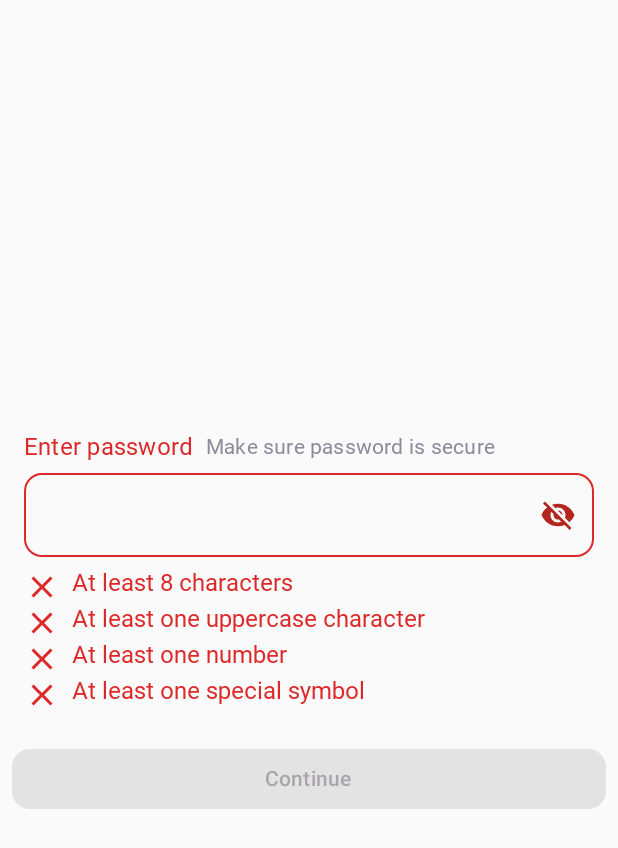
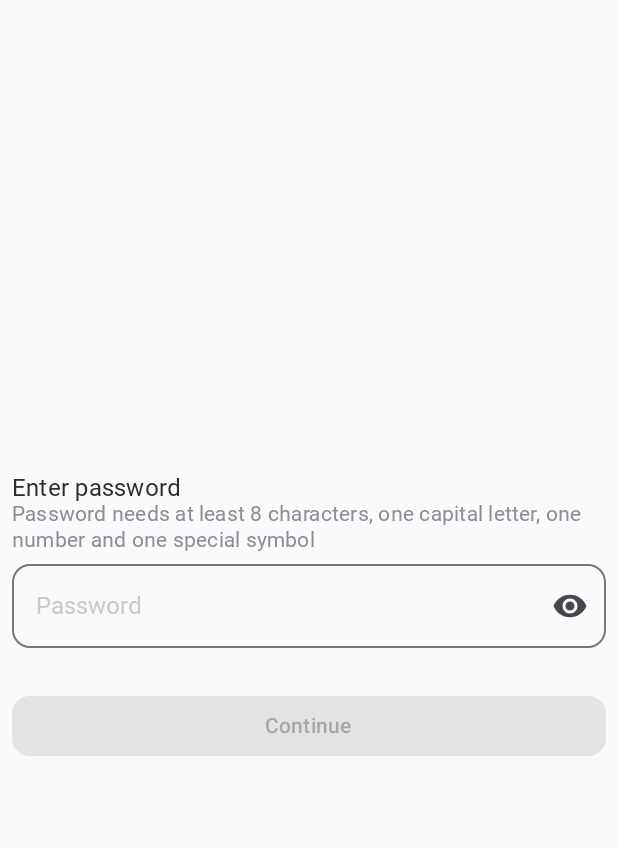
Before and after one commit to MatejKandrac/CustomTextField, an Android app built with Jetpack Compose: the screen it shows after launch (MainActivity), on a phone screen of 412 x 824 dp. Shown: the top 848 px of the screen. Run offline under Robolectric (Android 15) with nearby library versions, the phone set to English and light mode, and no system bars; Roboto replaces fonts that are not available here.

Commit message:
Added README and updated code
Signed-off-by: MatejKandrac <matkenkan@gmail.com>

```diff
--- a/app/src/main/java/com/kandrac/matej/customtextfield/Constants.kt
+++ b/app/src/main/java/com/kandrac/matej/customtextfield/Constants.kt
@@ -49,7 +49,7 @@ val TextStyleLabelMedium = TextStyle(
     fontSize = 16.sp,
     fontWeight = FontWeight(500),
     lineHeight = 22.sp,
-    letterSpacing = TextUnit(0.16f, TextUnitType.Sp)
+    letterSpacing = TextUnit(0.16f, TextUnitType.Sp),
 )
 
 val TextStyleLabelSmall = TextStyle(
@@ -68,6 +68,7 @@ val TextStyleBodyMedium = TextStyle(
     letterSpacing = TextUnit(0.01f, TextUnitType.Sp)
 )
 
+
 val TextInputRadius = 12.dp
 
 val SpacingExtraSmall = 8.dp
--- a/app/src/main/java/com/kandrac/matej/customtextfield/MainActivity.kt
+++ b/app/src/main/java/com/kandrac/matej/customtextfield/MainActivity.kt
@@ -10,7 +10,12 @@ import androidx.compose.foundation.layout.fillMaxSize
 import androidx.compose.foundation.layout.fillMaxWidth
 import androidx.compose.foundation.layout.padding
 import androidx.compose.foundation.shape.RoundedCornerShape
+import androidx.compose.material.icons.Icons
+import androidx.compose.material.icons.filled.Visibility
+import androidx.compose.material.icons.filled.VisibilityOff
 import androidx.compose.material3.Button
+import androidx.compose.material3.Icon
+import androidx.compose.material3.IconButton
 import androidx.compose.material3.Text
 import androidx.compose.runtime.Composable
 import androidx.compose.runtime.getValue
@@ -20,14 +25,12 @@ import androidx.compose.runtime.setValue
 import androidx.compose.ui.Alignment
 import androidx.compose.ui.Modifier
 import androidx.compose.ui.res.stringResource
+import androidx.compose.ui.text.input.PasswordVisualTransformation
 import androidx.compose.ui.text.input.TextFieldValue
+import androidx.compose.ui.text.input.VisualTransformation
 import androidx.compose.ui.tooling.preview.Preview
 import androidx.compose.ui.unit.dp
 import com.kandrac.matej.customtextfield.textfield.PasswordInput
-
-// TODO:
-// Check inner padding for input field
-// Implement styles for password view
 
 class MainActivity : ComponentActivity() {
     override fun onCreate(savedInstanceState: Bundle?) {
@@ -49,12 +52,42 @@ fun AppDemoContent() {
             verticalArrangement = Arrangement.spacedBy(SpacingSmall)
         ) {
             var text by remember { mutableStateOf(TextFieldValue("")) }
-            val isPasswordCorrect by remember { mutableStateOf(false) }
+            var isPasswordCorrect by remember { mutableStateOf(false) }
+            var showPassword by remember { mutableStateOf(false) }
 
             PasswordInput(
                 value = text,
                 onValueChange = { text = it },
-                onValidChanged = {}
+                onValidChanged = { isPasswordCorrect = it },
+                validator = { password ->
+                    when {
+                        password.length < 8 -> R.string.password_8_chars
+                        !password.any { it.isUpperCase() } -> R.string.password_one_uppercase
+                        !password.any { !it.isLetterOrDigit() } -> R.string.password_one_special
+                        !password.any { it.isDigit() } -> R.string.password_one_number
+                        else -> null
+                    }
+                },
+                labelText = stringResource(R.string.enter_password),
+                optionalText = stringResource(R.string.password_optional_text),
+                placeholderText = stringResource(R.string.password),
+                visualTransformation = when {
+                    showPassword -> VisualTransformation.None
+                    else -> PasswordVisualTransformation()
+                },
+                trailingIcon = {
+                    IconButton(
+                        onClick = { showPassword = !showPassword }
+                    ) {
+                        Icon(
+                            when {
+                                showPassword -> Icons.Default.VisibilityOff
+                                else -> Icons.Default.Visibility
+                            },
+                            contentDescription = "Visibility"
+                        )
+                    }
+                }
             )
             Button(
                 onClick = {},
--- a/app/src/main/java/com/kandrac/matej/customtextfield/textfield/InputView.kt
+++ b/app/src/main/java/com/kandrac/matej/customtextfield/textfield/InputView.kt
@@ -16,6 +16,7 @@ import androidx.compose.runtime.Composable
 import androidx.compose.runtime.remember
 import androidx.compose.ui.Alignment
 import androidx.compose.ui.Modifier
+import androidx.compose.ui.graphics.Color
 import androidx.compose.ui.graphics.Shape
 import androidx.compose.ui.text.TextStyle
 import androidx.compose.ui.text.input.TextFieldValue
@@ -44,29 +45,33 @@ fun InputView(
     onValueChange: (TextFieldValue) -> Unit,
     modifier: Modifier = Modifier,
 
-    // I created labelText and label. When labelText is used, default styling (based on task) is used
     labelText: String? = null,
-    // To override default styles, you can use label
-    label: @Composable (() -> Unit)? = null,
+    labelTextStyle: TextStyle = TextStyleLabelMedium,
+    labelDefaultTextColor: Color = ColorContentHigh,
 
-    // Optional texts work the same as label texts
     optionalText: String? = null,
-    optional: @Composable (() -> Unit)? = null,
+    optionalTextStyle: TextStyle = TextStyleLabelSmall,
+    optionalDefaultTextColor: Color = ColorContentMedium,
 
     // Placeholder texts work the same as the above
     placeholderText: String? = null,
-    placeholder: @Composable (() -> Unit)? = null,
+    placeholderTextStyle: TextStyle = TextStyleBodyMedium,
+    placeholderTextColor: Color = ColorContentLow,
 
     // This parameter overrides default text style (inside input)
-    textStyle: TextStyle? = null,
+    textStyle: TextStyle = TextStyleBodyMedium,
 
     // You can change the spacing between label and field and also between label and optional text
-    labelFieldSpacing: Dp? = null,
-    supportTextSpacing: Dp? = null,
+    labelFieldSpacing: Dp = SpacingExtraSmall,
+    supportTextSpacing: Dp = SpacingExtraSmall,
+
+    // Error styles
+    errorColor: Color = ColorSurfaceDanger,
 
     // All following parameters were added to ensure that every customization available for
-    // OutlinedTextField is available. Default values were copied from default implementation of OutlinedTextField.
-    shape: Shape? = null,
+    // OutlinedTextField is available. Default values were copied from default implementation of OutlinedTextField
+    // or some specific ones (shape and colors) are from the Figma.
+    shape: Shape = RoundedCornerShape(TextInputRadius),
     isError: Boolean = false,
     enabled: Boolean = true,
     readOnly: Boolean = false,
@@ -88,40 +93,35 @@ fun InputView(
     )
 ) {
     Column(
-        verticalArrangement = Arrangement.spacedBy(labelFieldSpacing ?: SpacingExtraSmall)
+        verticalArrangement = Arrangement.spacedBy(labelFieldSpacing)
     ) {
         // FlowRow ensures that when the label text is too long, the optional text is on the next line
         FlowRow(
-            horizontalArrangement = Arrangement.spacedBy(supportTextSpacing ?: SpacingExtraSmall),
+            horizontalArrangement = Arrangement.spacedBy(supportTextSpacing),
             verticalArrangement = Arrangement.Center
         ) {
-            when {
-                label != null -> label()
-                labelText != null -> Text(
+            if (labelText != null) Text(
                 labelText,
-                    style = TextStyleLabelMedium,
-                    color = if (isError) ColorSurfaceDanger else ColorContentHigh,
+                style = labelTextStyle,
+                color = if (isError) errorColor else labelDefaultTextColor,
             )
-            }
-            when {
-                optional != null -> optional()
-                optionalText != null -> Text(
+            if (optionalText != null) Text(
                 optionalText,
                 // This modifier is required in order to arrange value to center, so that baseline
                 // of label and optional text is the same
                 // Source: https://slack-chats.kotlinlang.org/t/12085939/has-anyone-been-able-to-successfully-use-flowrow-and-alignme
                 modifier = Modifier.align(Alignment.CenterVertically),
-                    style = TextStyleLabelSmall,
-                    color = ColorContentMedium
+                style = optionalTextStyle,
+                color = optionalDefaultTextColor
             )
         }
-        }
+
         OutlinedTextField(
             value,
-            textStyle = textStyle ?: TextStyleBodyMedium,
+            textStyle = textStyle,
             modifier = modifier,
             onValueChange = onValueChange,
-            shape = shape ?: RoundedCornerShape(TextInputRadius),
+            shape = shape,
             isError = isError,
             enabled = enabled,
             readOnly = readOnly,
@@ -140,11 +140,10 @@ fun InputView(
             colors = colors,
             placeholder = {
                 when {
-                    placeholder != null -> placeholder()
                     placeholderText != null -> Text(
                         placeholderText,
-                        style = TextStyleBodyMedium,
-                        color = ColorContentLow
+                        style = placeholderTextStyle,
+                        color = placeholderTextColor
                     )
                 }
             }
--- a/app/src/main/java/com/kandrac/matej/customtextfield/textfield/PasswordInput.kt
+++ b/app/src/main/java/com/kandrac/matej/customtextfield/textfield/PasswordInput.kt
@@ -1,22 +1,8 @@
 package com.kandrac.matej.customtextfield.textfield
 
-import androidx.compose.foundation.interaction.MutableInteractionSource
-import androidx.compose.foundation.layout.Arrangement
-import androidx.compose.foundation.layout.Column
-import androidx.compose.foundation.layout.Row
 import androidx.compose.foundation.layout.fillMaxWidth
-import androidx.compose.foundation.layout.padding
-import androidx.compose.foundation.text.KeyboardActions
 import androidx.compose.foundation.text.KeyboardOptions
-import androidx.compose.material.icons.Icons
-import androidx.compose.material.icons.filled.Check
-import androidx.compose.material.icons.filled.Close
-import androidx.compose.material.icons.filled.Visibility
-import androidx.compose.material.icons.filled.VisibilityOff
-import androidx.compose.material3.Icon
-import androidx.compose.material3.IconButton
 import androidx.compose.material3.Text
-import androidx.compose.material3.TextFieldColors
 import androidx.compose.runtime.Composable
 import androidx.compose.runtime.derivedStateOf
 import androidx.compose.runtime.getValue
@@ -24,155 +10,63 @@ import androidx.compose.runtime.mutableStateOf
 import androidx.compose.runtime.remember
 import androidx.compose.runtime.setValue
 import androidx.compose.ui.Modifier
-import androidx.compose.ui.graphics.Color
-import androidx.compose.ui.graphics.Shape
 import androidx.compose.ui.res.stringResource
-import androidx.compose.ui.text.TextStyle
+import androidx.compose.ui.text.input.KeyboardType
 import androidx.compose.ui.text.input.PasswordVisualTransformation
 import androidx.compose.ui.text.input.TextFieldValue
 import androidx.compose.ui.text.input.VisualTransformation
-import androidx.compose.ui.unit.Dp
-import androidx.compose.ui.unit.dp
-import com.kandrac.matej.customtextfield.ColorSurfaceDanger
-import com.kandrac.matej.customtextfield.R
-import com.kandrac.matej.customtextfield.TextStyleBodyMedium
 
-
-typealias Validator = () -> String?
+typealias Validator = (text: String) -> Int?
 
 /**
  * All following parameters are the same as in InputView, with a few exceptions.
  * All changes are described below.
- * I chose to create two styles of password input to ensure good UX.
- * I found inspiration from following dribble post:
- * https://dribbble.com/shots/24131898-Password-Input-Field-States
- * This style shows all violations in real time. The second style only shows the first violation.
- *
- * I also decided to add a list of validators which can be added to validate the field. I also
- * added the onValidChanged property, so the views which would use this filed get a callback on the validation state.
  */
 @Composable
 fun PasswordInput(
     value: TextFieldValue,
     onValueChange: (TextFieldValue) -> Unit,
     onValidChanged: (Boolean) -> Unit,
-    modifier: Modifier = Modifier,
+    validator: Validator,
 
     labelText: String? = null,
-    label: @Composable (() -> Unit)? = null,
+    optionalText: String? = null,
+    placeholderText: String? = null,
 
-    supportText: String? = null,
-    support: @Composable (() -> Unit)? = null,
-
-    placeholderText: String? = null,
-    placeholder: @Composable (() -> Unit)? = null,
-
-    textStyle: TextStyle? = null,
-
-    shape: Shape? = null,
-
-    labelFieldSpacing: Dp? = null,
-    supportTextSpacing: Dp? = null,
-
-    isError: Boolean = false,
-
-    enabled: Boolean = true,
-    readOnly: Boolean = false,
-    leadingIcon: @Composable (() -> Unit)? = null,
+    keyboardOptions: KeyboardOptions = KeyboardOptions(
+        keyboardType = KeyboardType.Password
+    ),
     trailingIcon: @Composable (() -> Unit)? = null,
-    prefix: @Composable (() -> Unit)? = null,
-    suffix: @Composable (() -> Unit)? = null,
-    supportingText: @Composable (() -> Unit)? = null,
-    visualTransformation: VisualTransformation = VisualTransformation.None,
-    keyboardOptions: KeyboardOptions = KeyboardOptions.Default,
-    keyboardActions: KeyboardActions = KeyboardActions.Default,
-    singleLine: Boolean = false,
-    maxLines: Int = if (singleLine) 1 else Int.MAX_VALUE,
-    minLines: Int = 1,
-    interactionSource: MutableInteractionSource = remember { MutableInteractionSource() },
-    colors: TextFieldColors? = null
+    visualTransformation: VisualTransformation = PasswordVisualTransformation(),
 ) {
-    Column(
-        modifier = Modifier.padding(8.dp),
-        verticalArrangement = Arrangement.spacedBy(8.dp)
-    ) {
-        var text by remember { mutableStateOf(TextFieldValue("")) }
-
-        val hasCorrectLength by remember {
-            derivedStateOf {
-                text.text.length > 8
-            }
-        }
-        val hasUppercase by remember {
-            derivedStateOf {
-                text.text.any { it.isUpperCase() }
-            }
-        }
-
-        val hasNumber by remember {
-            derivedStateOf {
-                text.text.any { it.isDigit() }
-            }
-        }
-
-        val hasSpecialCharacter by remember {
-            derivedStateOf {
-                text.text.any { !it.isLetterOrDigit() }
-            }
-        }
+    var errorTextResource by remember { mutableStateOf<Int?>(null) }
 
     val isPasswordValid by remember {
         derivedStateOf {
-                hasCorrectLength && hasUppercase && hasNumber && hasSpecialCharacter
+            errorTextResource == null
         }
     }
-
-        var showPassword by remember { mutableStateOf(false) }
 
     InputView(
         value = value,
         onValueChange = {
-                text = it
+            val validatorResult = validator(it.text)
+            println("Current valid state $isPasswordValid, new: (${validatorResult == null})")
+            if (isPasswordValid != (validatorResult == null))
+                onValidChanged(!isPasswordValid)
+            errorTextResource = validatorResult
+            onValueChange(it)
         },
         modifier = Modifier.fillMaxWidth(),
         isError = !isPasswordValid,
-            labelText = stringResource(R.string.enter_password),
-            optionalText = stringResource(R.string.password_support_text),
-            visualTransformation = if (showPassword) VisualTransformation.None else PasswordVisualTransformation(),
-            trailingIcon = {
-                IconButton(
-                    onClick = {
-                        showPassword = !showPassword
+        labelText = labelText,
+        optionalText = optionalText,
+        placeholderText = placeholderText,
+        visualTransformation = visualTransformation,
+        trailingIcon = trailingIcon,
+        keyboardOptions = keyboardOptions,
+        supportingText = {
+            if (errorTextResource != null) Text(stringResource(errorTextResource!!))
         }
-                ) {
-                    Icon(
-                        if (showPassword) Icons.Filled.Visibility else Icons.Filled.VisibilityOff,
-                        "Visibility icon"
     )
 }
-            }
-        )
-        Column {
-            CheckMark(stringResource(R.string.password_8_chars), !hasCorrectLength)
-            CheckMark(stringResource(R.string.password_one_uppercase), !hasUppercase)
-            CheckMark(stringResource(R.string.password_one_number), !hasNumber)
-            CheckMark(stringResource(R.string.password_one_special), !hasSpecialCharacter)
-        }
-    }
-}
-
-@Composable
-fun CheckMark(text: String, isError: Boolean) {
-    Row(
-        horizontalArrangement = Arrangement.spacedBy(8.dp)
-    ) {
-        Icon(
-            if (isError) Icons.Filled.Close else Icons.Filled.Check,
-            contentDescription = "Checkmark",
-            tint = if (isError) ColorSurfaceDanger else Color.Green
-        )
-        Text(text, style = TextStyleBodyMedium.merge(
-            color = if (isError) ColorSurfaceDanger else Color.Black
-        ))
-    }
-}
--- a/app/src/main/res/values/strings.xml
+++ b/app/src/main/res/values/strings.xml
@@ -1,7 +1,8 @@
 <resources>
     <string name="app_name">CustomTextField</string>
     <string name="enter_password">Enter password</string>
-    <string name="password_support_text">Make sure password is secure</string>
+    <string name="password">Password</string>
+    <string name="password_optional_text">Password needs at least 8 characters, one capital letter, one number and one special symbol</string>
     <string name="password_8_chars">At least 8 characters</string>
     <string name="password_one_uppercase">At least one uppercase character</string>
     <string name="password_one_number">At least one number</string>
```
Also changed, not shown: 1 other file. Lines whose indentation alone changed are shown as unchanged.
